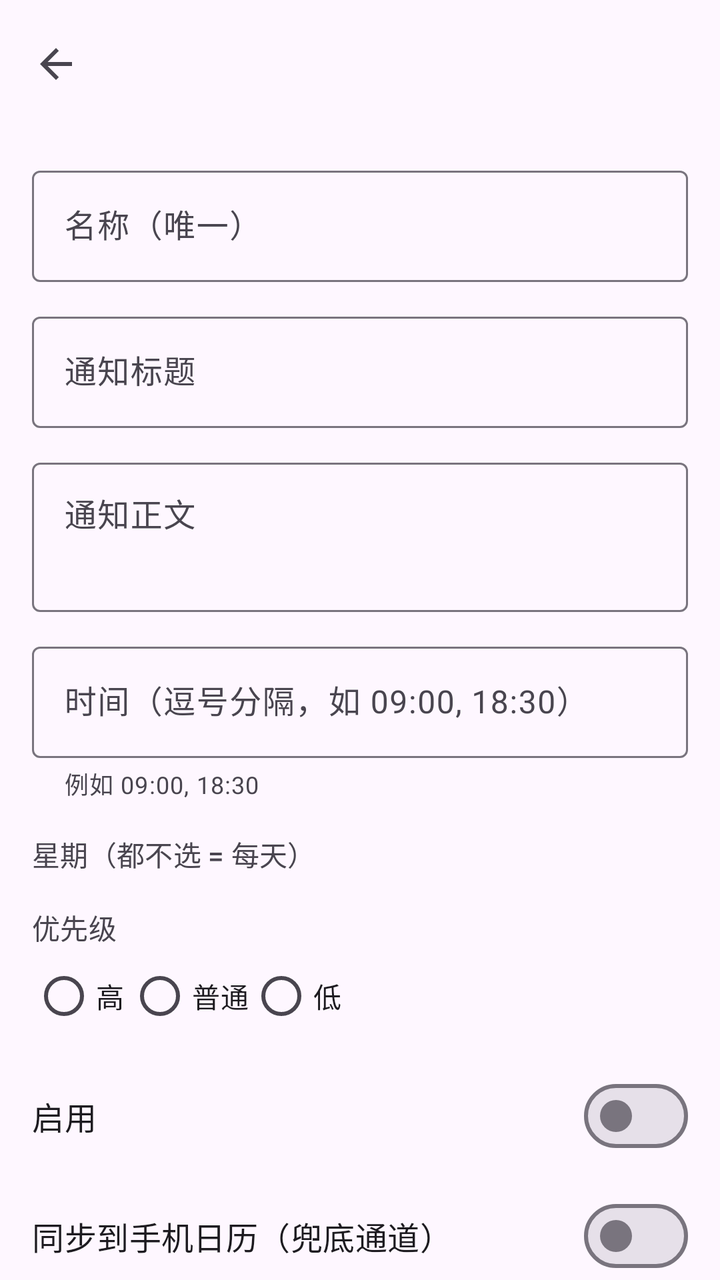
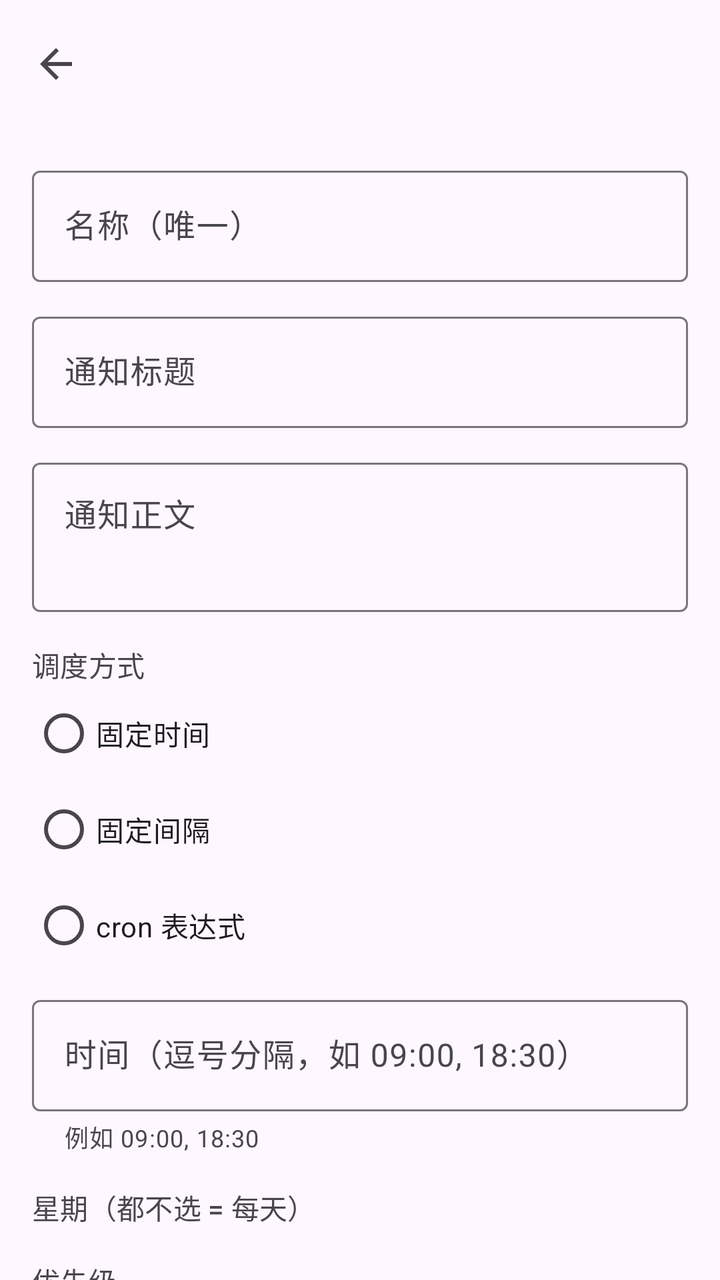

Compare the two renders of this Android layout. The source of the first and the diff that turns it into the second are given below.
<!-- AndroidManifest.xml: application theme Theme.WatchHub -->
<!-- res/layout/activity_task_edit.xml -->
<?xml version="1.0" encoding="utf-8"?>
<LinearLayout xmlns:android="http://schemas.android.com/apk/res/android"
    xmlns:app="http://schemas.android.com/apk/res-auto"
    android:layout_width="match_parent"
    android:layout_height="match_parent"
    android:orientation="vertical">

    <com.google.android.material.appbar.MaterialToolbar
        android:id="@+id/toolbar"
        android:layout_width="match_parent"
        android:layout_height="?attr/actionBarSize"
        app:navigationIcon="@drawable/ic_arrow_back" />

    <androidx.core.widget.NestedScrollView
        android:layout_width="match_parent"
        android:layout_height="0dp"
        android:layout_weight="1"
        android:fillViewport="true">

        <LinearLayout
            android:layout_width="match_parent"
            android:layout_height="wrap_content"
            android:orientation="vertical"
            android:padding="16dp">

            <com.google.android.material.textfield.TextInputLayout
                android:id="@+id/layout_name"
                style="@style/Widget.Material3.TextInputLayout.OutlinedBox"
                android:layout_width="match_parent"
                android:layout_height="wrap_content"
                android:hint="@string/task_edit_name">

                <com.google.android.material.textfield.TextInputEditText
                    android:id="@+id/et_name"
                    android:layout_width="match_parent"
                    android:layout_height="wrap_content"
                    android:inputType="text"
                    android:maxLines="1" />
            </com.google.android.material.textfield.TextInputLayout>

            <com.google.android.material.textfield.TextInputLayout
                android:id="@+id/layout_title"
                style="@style/Widget.Material3.TextInputLayout.OutlinedBox"
                android:layout_width="match_parent"
                android:layout_height="wrap_content"
                android:layout_marginTop="12dp"
                android:hint="@string/task_edit_title">

                <com.google.android.material.textfield.TextInputEditText
                    android:id="@+id/et_title"
                    android:layout_width="match_parent"
                    android:layout_height="wrap_content"
                    android:inputType="text"
                    android:maxLines="1" />
            </com.google.android.material.textfield.TextInputLayout>

            <com.google.android.material.textfield.TextInputLayout
                style="@style/Widget.Material3.TextInputLayout.OutlinedBox"
                android:layout_width="match_parent"
                android:layout_height="wrap_content"
                android:layout_marginTop="12dp"
                android:hint="@string/task_edit_body">

                <com.google.android.material.textfield.TextInputEditText
                    android:id="@+id/et_body"
                    android:layout_width="match_parent"
                    android:layout_height="wrap_content"
                    android:gravity="top|start"
                    android:inputType="textMultiLine"
                    android:maxLines="4"
                    android:minLines="2" />
            </com.google.android.material.textfield.TextInputLayout>

            <com.google.android.material.textfield.TextInputLayout
                android:id="@+id/layout_times"
                style="@style/Widget.Material3.TextInputLayout.OutlinedBox"
                android:layout_width="match_parent"
                android:layout_height="wrap_content"
                android:layout_marginTop="12dp"
                app:helperText="例如 09:00, 18:30"
                android:hint="@string/task_edit_times">

                <com.google.android.material.textfield.TextInputEditText
                    android:id="@+id/et_times"
                    android:layout_width="match_parent"
                    android:layout_height="wrap_content"
                    android:inputType="text"
                    android:maxLines="1" />
            </com.google.android.material.textfield.TextInputLayout>

            <TextView
                android:layout_width="match_parent"
                android:layout_height="wrap_content"
                android:layout_marginTop="16dp"
                android:text="@string/task_edit_days"
                android:textAppearance="@style/TextAppearance.WatchHub.Section" />

            <com.google.android.material.chip.ChipGroup
                android:id="@+id/chip_days"
                android:layout_width="match_parent"
                android:layout_height="wrap_content"
                app:chipSpacingHorizontal="4dp"
                app:singleLine="false"
                app:singleSelection="false" />

            <TextView
                android:layout_width="match_parent"
                android:layout_height="wrap_content"
                android:layout_marginTop="16dp"
                android:text="@string/task_edit_priority"
                android:textAppearance="@style/TextAppearance.WatchHub.Section" />

            <RadioGroup
                android:id="@+id/radio_priority"
                android:layout_width="match_parent"
                android:layout_height="wrap_content"
                android:orientation="horizontal">

                <com.google.android.material.radiobutton.MaterialRadioButton
                    android:id="@+id/rb_high"
                    android:layout_width="wrap_content"
                    android:layout_height="wrap_content"
                    android:text="@string/priority_high" />

                <com.google.android.material.radiobutton.MaterialRadioButton
                    android:id="@+id/rb_normal"
                    android:layout_width="wrap_content"
                    android:layout_height="wrap_content"
                    android:text="@string/priority_normal" />

                <com.google.android.material.radiobutton.MaterialRadioButton
                    android:id="@+id/rb_low"
                    android:layout_width="wrap_content"
                    android:layout_height="wrap_content"
                    android:text="@string/priority_low" />
            </RadioGroup>

            <LinearLayout
                android:layout_width="match_parent"
                android:layout_height="wrap_content"
                android:layout_marginTop="12dp"
                android:gravity="center_vertical"
                android:orientation="horizontal">

                <TextView
                    android:layout_width="0dp"
                    android:layout_height="wrap_content"
                    android:layout_weight="1"
                    android:text="@string/task_edit_enabled"
                    android:textAppearance="?attr/textAppearanceTitleMedium" />

                <com.google.android.material.materialswitch.MaterialSwitch
                    android:id="@+id/switch_enabled"
                    android:layout_width="wrap_content"
                    android:layout_height="wrap_content" />
            </LinearLayout>

            <LinearLayout
                android:layout_width="match_parent"
                android:layout_height="wrap_content"
                android:layout_marginTop="12dp"
                android:gravity="center_vertical"
                android:orientation="horizontal">

                <TextView
                    android:layout_width="0dp"
                    android:layout_height="wrap_content"
                    android:layout_weight="1"
                    android:text="@string/task_edit_calendar"
                    android:textAppearance="?attr/textAppearanceTitleMedium" />

                <com.google.android.material.materialswitch.MaterialSwitch
                    android:id="@+id/switch_calendar"
                    android:layout_width="wrap_content"
                    android:layout_height="wrap_content" />
            </LinearLayout>

            <com.google.android.material.button.MaterialButton
                android:id="@+id/btn_save"
                android:layout_width="match_parent"
                android:layout_height="wrap_content"
                android:layout_marginTop="24dp"
                android:text="@string/save" />

            <com.google.android.material.button.MaterialButton
                android:id="@+id/btn_delete"
                style="@style/Widget.Material3.Button.TextButton"
                android:layout_width="match_parent"
                android:layout_height="wrap_content"
                android:layout_marginTop="4dp"
                android:text="@string/delete"
                android:textColor="?attr/colorError"
                android:visibility="gone" />
        </LinearLayout>
    </androidx.core.widget.NestedScrollView>
</LinearLayout>
<!-- resources referenced by this layout -->
<resources>
  <!-- drawable ic_arrow_back (drawable) -->
  <vector xmlns:android="http://schemas.android.com/apk/res/android"
      android:width="24dp" android:height="24dp"
      android:viewportWidth="24" android:viewportHeight="24"
      android:tint="?attr/colorControlNormal">
      <path android:fillColor="@android:color/white"
          android:pathData="M20,11H7.83l5.59,-5.59L12,4l-8,8 8,8 1.41,-1.41L7.83,13H20v-2z" />
  </vector>
  <string name="delete">删除</string>
  <string name="priority_high">高</string>
  <string name="priority_low">低</string>
  <string name="priority_normal">普通</string>
  <string name="save">保存</string>
  <string name="task_edit_body">通知正文</string>
  <string name="task_edit_calendar">同步到手机日历（兜底通道）</string>
  <string name="task_edit_days">星期（都不选 = 每天）</string>
  <string name="task_edit_enabled">启用</string>
  <string name="task_edit_name">名称（唯一）</string>
  <string name="task_edit_priority">优先级</string>
  <string name="task_edit_times">时间（逗号分隔，如 09:00, 18:30）</string>
  <string name="task_edit_title">通知标题</string>
  <style name="TextAppearance.WatchHub.Section" parent="TextAppearance.Material3.TitleSmall">
          <item name="android:textColor">?attr/colorOnSurfaceVariant</item>
      </style>
  <style name="Theme.WatchHub" parent="Theme.Material3.DayNight.NoActionBar">
          <item name="colorPrimary">#4F6BFF</item>
          <item name="colorSecondary">#6C5CE7</item>
      </style>
</resources>

<!-- the commit's change to res/layout/activity_task_edit.xml (unified diff, before → after) -->
@@ -71,37 +71,140 @@
                     android:minLines="2" />
             </com.google.android.material.textfield.TextInputLayout>
 
-            <com.google.android.material.textfield.TextInputLayout
-                android:id="@+id/layout_times"
-                style="@style/Widget.Material3.TextInputLayout.OutlinedBox"
-                android:layout_width="match_parent"
-                android:layout_height="wrap_content"
-                android:layout_marginTop="12dp"
-                app:helperText="例如 09:00, 18:30"
-                android:hint="@string/task_edit_times">
-
-                <com.google.android.material.textfield.TextInputEditText
-                    android:id="@+id/et_times"
-                    android:layout_width="match_parent"
-                    android:layout_height="wrap_content"
-                    android:inputType="text"
-                    android:maxLines="1" />
-            </com.google.android.material.textfield.TextInputLayout>
-
             <TextView
                 android:layout_width="match_parent"
                 android:layout_height="wrap_content"
                 android:layout_marginTop="16dp"
-                android:text="@string/task_edit_days"
+                android:text="@string/task_edit_schedule"
                 android:textAppearance="@style/TextAppearance.WatchHub.Section" />
 
-            <com.google.android.material.chip.ChipGroup
-                android:id="@+id/chip_days"
-                android:layout_width="match_parent"
-                android:layout_height="wrap_content"
-                app:chipSpacingHorizontal="4dp"
-                app:singleLine="false"
-                app:singleSelection="false" />
+            <RadioGroup
+                android:id="@+id/radio_mode"
+                android:layout_width="match_parent"
+                android:layout_height="wrap_content"
+                android:orientation="vertical">
+
+                <com.google.android.material.radiobutton.MaterialRadioButton
+                    android:id="@+id/rb_mode_times"
+                    android:layout_width="wrap_content"
+                    android:layout_height="wrap_content"
+                    android:text="@string/task_edit_mode_times" />
+
+                <com.google.android.material.radiobutton.MaterialRadioButton
+                    android:id="@+id/rb_mode_interval"
+                    android:layout_width="wrap_content"
+                    android:layout_height="wrap_content"
+                    android:text="@string/task_edit_mode_interval" />
+
+                <com.google.android.material.radiobutton.MaterialRadioButton
+                    android:id="@+id/rb_mode_cron"
+                    android:layout_width="wrap_content"
+                    android:layout_height="wrap_content"
+                    android:text="@string/task_edit_mode_cron" />
+            </RadioGroup>
+
+            <LinearLayout
+                android:id="@+id/group_times"
+                android:layout_width="match_parent"
+                android:layout_height="wrap_content"
+                android:orientation="vertical">
+
+                <com.google.android.material.textfield.TextInputLayout
+                    android:id="@+id/layout_times"
+                    style="@style/Widget.Material3.TextInputLayout.OutlinedBox"
+                    android:layout_width="match_parent"
+                    android:layout_height="wrap_content"
+                    android:layout_marginTop="8dp"
+                    app:helperText="例如 09:00, 18:30"
+                    android:hint="@string/task_edit_times">
+
+                    <com.google.android.material.textfield.TextInputEditText
+                        android:id="@+id/et_times"
+                        android:layout_width="match_parent"
+                        android:layout_height="wrap_content"
+                        android:inputType="text"
+                        android:maxLines="1" />
+                </com.google.android.material.textfield.TextInputLayout>
+
+                <TextView
+                    android:layout_width="match_parent"
+                    android:layout_height="wrap_content"
+                    android:layout_marginTop="16dp"
+                    android:text="@string/task_edit_days"
+                    android:textAppearance="@style/TextAppearance.WatchHub.Section" />
+
+                <com.google.android.material.chip.ChipGroup
+                    android:id="@+id/chip_days"
+                    android:layout_width="match_parent"
+                    android:layout_height="wrap_content"
+                    app:chipSpacingHorizontal="4dp"
+                    app:singleLine="false"
+                    app:singleSelection="false" />
+            </LinearLayout>
+
+            <LinearLayout
+                android:id="@+id/group_interval"
+                android:layout_width="match_parent"
+                android:layout_height="wrap_content"
+                android:orientation="vertical"
+                android:visibility="gone">
+
+                <com.google.android.material.textfield.TextInputLayout
+                    android:id="@+id/layout_interval"
+                    style="@style/Widget.Material3.TextInputLayout.OutlinedBox"
+                    android:layout_width="match_parent"
+                    android:layout_height="wrap_content"
+                    android:layout_marginTop="8dp"
+                    android:hint="@string/task_edit_interval">
+
+                    <com.google.android.material.textfield.TextInputEditText
+                        android:id="@+id/et_interval"
+                        android:layout_width="match_parent"
+                        android:layout_height="wrap_content"
+                        android:inputType="number"
+                        android:maxLines="1" />
+                </com.google.android.material.textfield.TextInputLayout>
+
+                <TextView
+                    android:layout_width="match_parent"
+                    android:layout_height="wrap_content"
+                    android:layout_marginTop="6dp"
+                    android:text="@string/task_edit_interval_hint"
+                    android:textAppearance="@style/TextAppearance.WatchHub.Caption" />
+            </LinearLayout>
+
+            <LinearLayout
+                android:id="@+id/group_cron"
+                android:layout_width="match_parent"
+                android:layout_height="wrap_content"
+                android:orientation="vertical"
+                android:visibility="gone">
+
+                <com.google.android.material.textfield.TextInputLayout
+                    android:id="@+id/layout_cron"
+                    style="@style/Widget.Material3.TextInputLayout.OutlinedBox"
+                    android:layout_width="match_parent"
+                    android:layout_height="wrap_content"
+                    android:layout_marginTop="8dp"
+                    app:helperText="例如 */25 * * * *"
+                    android:hint="@string/task_edit_cron">
+
+                    <com.google.android.material.textfield.TextInputEditText
+                        android:id="@+id/et_cron"
+                        android:layout_width="match_parent"
+                        android:layout_height="wrap_content"
+                        android:fontFamily="monospace"
+                        android:inputType="textNoSuggestions"
+                        android:maxLines="1" />
+                </com.google.android.material.textfield.TextInputLayout>
+
+                <TextView
+                    android:id="@+id/cron_next"
+                    android:layout_width="match_parent"
+                    android:layout_height="wrap_content"
+                    android:layout_marginTop="6dp"
+                    android:textAppearance="@style/TextAppearance.WatchHub.Caption" />
+            </LinearLayout>
 
             <TextView
                 android:layout_width="match_parent"
<!-- resource entries referenced after the edit -->
@@ -15,12 +15,22 @@
   <string name="save">保存</string>
   <string name="task_edit_body">通知正文</string>
   <string name="task_edit_calendar">同步到手机日历（兜底通道）</string>
+  <string name="task_edit_cron">cron 表达式</string>
   <string name="task_edit_days">星期（都不选 = 每天）</string>
   <string name="task_edit_enabled">启用</string>
+  <string name="task_edit_interval">间隔（分钟）</string>
+  <string name="task_edit_interval_hint">未确认会按 20/15/10/5/1 分钟加急，直到你在手机上确认</string>
+  <string name="task_edit_mode_cron">cron 表达式</string>
+  <string name="task_edit_mode_interval">固定间隔</string>
+  <string name="task_edit_mode_times">固定时间</string>
   <string name="task_edit_name">名称（唯一）</string>
   <string name="task_edit_priority">优先级</string>
+  <string name="task_edit_schedule">调度方式</string>
   <string name="task_edit_times">时间（逗号分隔，如 09:00, 18:30）</string>
   <string name="task_edit_title">通知标题</string>
+  <style name="TextAppearance.WatchHub.Caption" parent="TextAppearance.Material3.BodySmall">
+          <item name="android:textColor">?attr/colorOnSurfaceVariant</item>
+      </style>
   <style name="TextAppearance.WatchHub.Section" parent="TextAppearance.Material3.TitleSmall">
           <item name="android:textColor">?attr/colorOnSurfaceVariant</item>
       </style>
